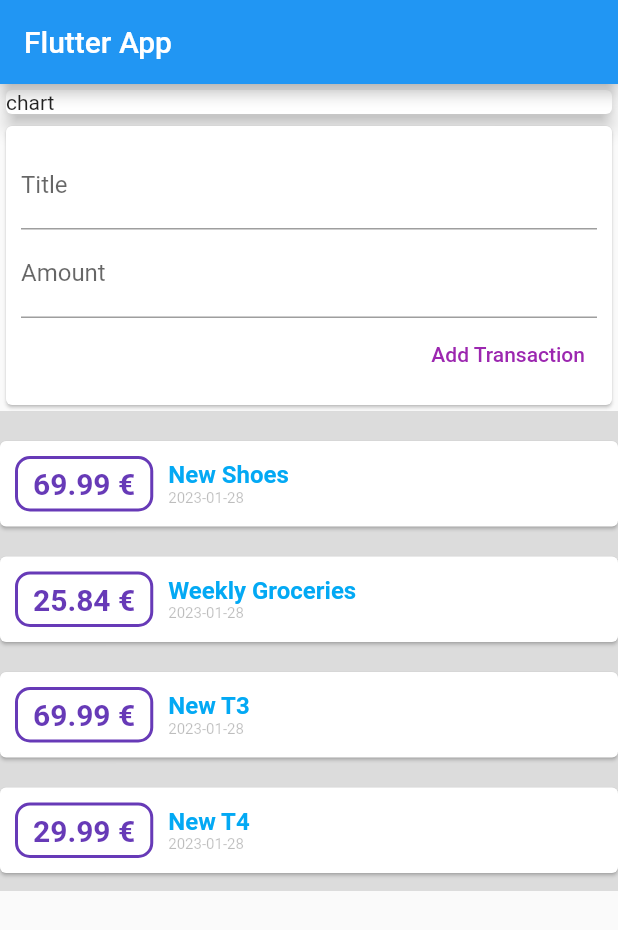
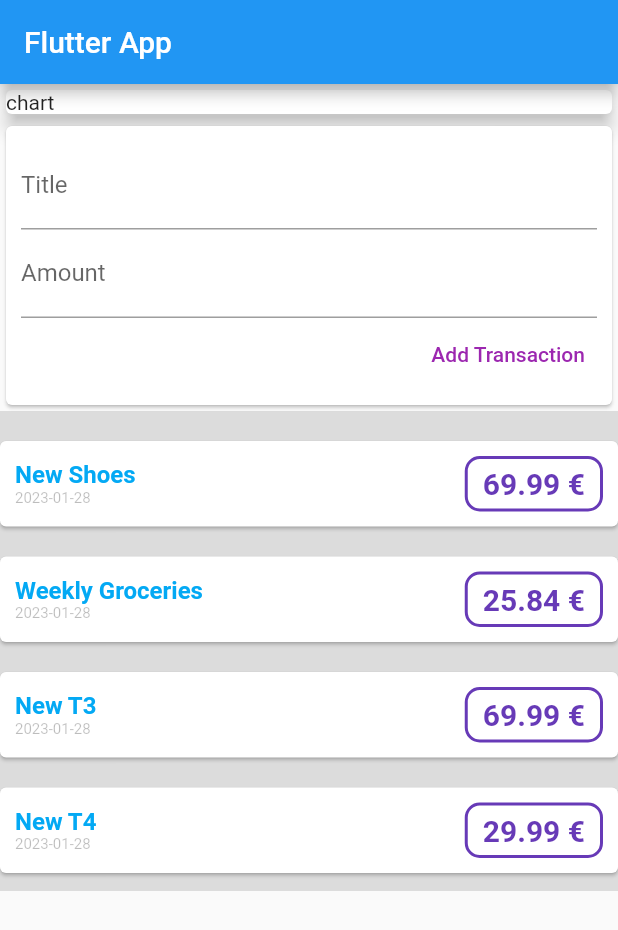
Before and after one commit to Christian-Adler/fluttertraining, a Flutter app: the screen it shows after launch, after a tap on "Add Transaction", on a phone screen of 412 x 824 dp. Shown: the top 930 px of the screen. Run offline on Flutter 3.47's test engine with Material 2 defaults, Android fonts, the phone set to English and light mode, and no system bars.

Commit message:
use better keyboard and data format

```diff
--- a/04 widgets_styling_logic/expenses/lib/widgets/new_transaction.dart
+++ b/04 widgets_styling_logic/expenses/lib/widgets/new_transaction.dart
@@ -7,6 +7,16 @@ class NewTransaction extends StatelessWidget {
 
   final titelController = TextEditingController();
   final amountController = TextEditingController();
+
+  void submitData() {
+    var enteredTitle = titelController.text;
+    var enteredAmount = double.parse(amountController.text);
+    print(enteredAmount);
+    if (enteredTitle.isEmpty || enteredAmount.isNaN || enteredAmount <= 0)
+      return;
+
+    addTransaction(enteredTitle, enteredAmount);
+  }
 
   @override
   Widget build(BuildContext context) {
@@ -19,14 +29,17 @@ class NewTransaction extends StatelessWidget {
             TextField(
               decoration: InputDecoration(labelText: 'Title'),
               controller: titelController,
+              onSubmitted: (_) => submitData(),
             ),
             TextField(
               decoration: InputDecoration(labelText: 'Amount'),
               controller: amountController,
+              keyboardType: TextInputType.numberWithOptions(decimal: true),
+              onSubmitted: (_) =>
+                  submitData(), // _ get an argument but don't use is convention
             ),
             TextButton(
-                onPressed: () => addTransaction(
-                    titelController.text, double.parse(amountController.text)),
+                onPressed: submitData,
                 child: Text(
                   'Add Transaction',
                   style: TextStyle(color: Colors.purple),
--- a/04 widgets_styling_logic/expenses/lib/widgets/transaction_card.dart
+++ b/04 widgets_styling_logic/expenses/lib/widgets/transaction_card.dart
@@ -12,9 +12,29 @@ class TransactionCard extends StatelessWidget {
     return Card(
       margin: EdgeInsets.only(top: 20), // large padding to get overflow soon
       child: Row(
-          // mainAxisAlignment: MainAxisAlignment.spaceBetween,
+          mainAxisAlignment: MainAxisAlignment.spaceBetween,
           // crossAxisAlignment: CrossAxisAlignment.stretch,
           children: [
+            Container(
+              margin: EdgeInsets.symmetric(vertical: 10, horizontal: 10),
+              child: Column(
+                crossAxisAlignment: CrossAxisAlignment.start,
+                children: [
+                  Text(
+                    transaction.title,
+                    style: TextStyle(
+                        fontSize: 16,
+                        fontWeight: FontWeight.bold,
+                        color: Colors.lightBlue),
+                  ),
+                  Text(
+                    DateFormat('yyyy-MM-dd').format(transaction.date),
+                    // https://pub.dev/packages/intl
+                    style: TextStyle(color: Colors.black26, fontSize: 10),
+                  ),
+                ],
+              ),
+            ),
             Container(
               margin: EdgeInsets.symmetric(vertical: 10, horizontal: 10),
               padding: EdgeInsets.symmetric(
@@ -29,29 +49,12 @@ class TransactionCard extends StatelessWidget {
                 borderRadius: BorderRadius.circular(10),
               ),
               child: Text(
-                '${transaction.amount} €',
+                '${transaction.amount.toStringAsFixed(2)} €',
                 style: TextStyle(
                     fontWeight: FontWeight.bold,
                     fontSize: 20,
                     color: Colors.deepPurple),
               ),
-            ),
-            Column(
-              crossAxisAlignment: CrossAxisAlignment.start,
-              children: [
-                Text(
-                  transaction.title,
-                  style: TextStyle(
-                      fontSize: 16,
-                      fontWeight: FontWeight.bold,
-                      color: Colors.lightBlue),
-                ),
-                Text(
-                  DateFormat('yyyy-MM-dd').format(transaction.date),
-                  // https://pub.dev/packages/intl
-                  style: TextStyle(color: Colors.black26, fontSize: 10),
-                ),
-              ],
             )
           ]),
     );
```
